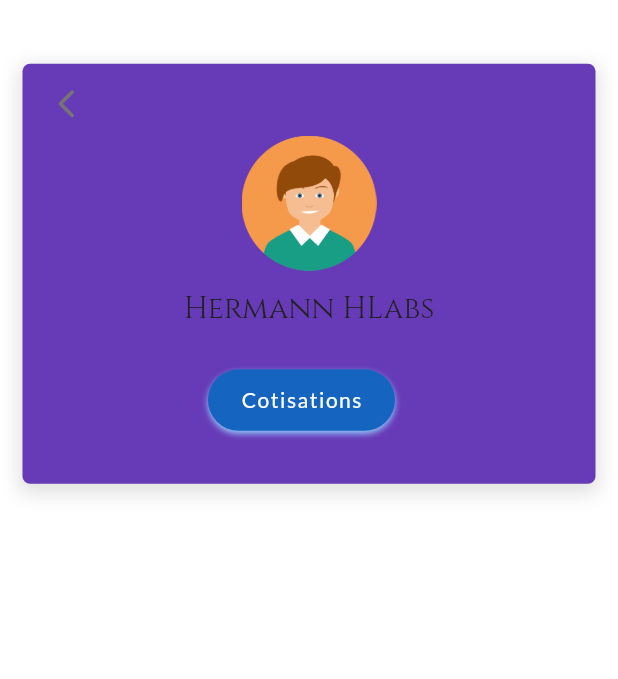
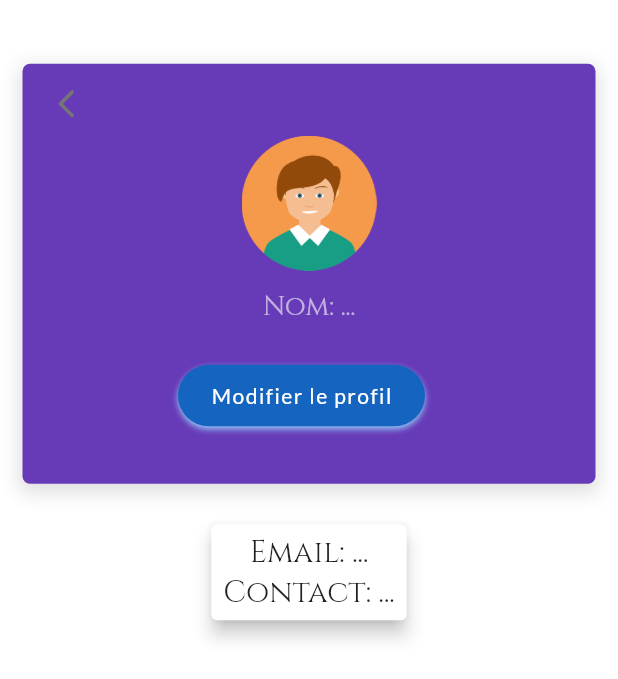
Before and after one commit to hlabsdev/financepro, a Flutter app: the Profile screen opened directly, on a phone screen of 412 x 824 dp. Shown: the top 679 px of the screen. Run offline on Flutter 3.47's test engine with Material 2 defaults, Android fonts, the phone set to English and light mode, and no system bars; our stand-ins replace flushbar, google_fonts, shared_preferences; missing offline and left inert: circle_list, ussd; accounts and stored records are empty.

Commit message:
Profil touch

```diff
--- a/lib/profile.dart
+++ b/lib/profile.dart
@@ -10,23 +10,24 @@ class Profile extends StatefulWidget {
 }
 
 class _ProfileState extends State<Profile> {
-//   var userData;
-//   SharedPreferences localStorage;
+  var userData;
+  // SharedPreferences localStorage = await SharedPreferences.getInstance();
 
-//   @override
-//   void initState() {
-//     _getUserInfo();
-//     super.initState();
-//   }
+  @override
+  void initState() {
+    _getUserInfo();
+    super.initState();
+  }
 
-//   Future<void> _getUserInfo() async {
-//     var userJson = localStorage.getString("user");
-//     var user = json.decode(userJson);
+  Future<void> _getUserInfo() async {
+    SharedPreferences localStorage = await SharedPreferences.getInstance();
+    var userJson = localStorage.getString("client");
+    var user = json.decode(userJson);
 
-//     setState(() {
-//       userData = user;
-//     });
-//   }
+    setState(() {
+      userData = user;
+    });
+  }
 
   @override
   Widget build(BuildContext context) {
@@ -97,10 +98,12 @@ class _ProfileState extends State<Profile> {
                         height: MediaQuery.of(context).size.height / 70,
                       ),
                       Text(
-                        'Hermann HLabs',
+                        userData != null
+                            ? 'Nom: ${userData["fname"]} ${userData["lname"]}'
+                            : 'Nom: ...',
                         style: GoogleFonts.cinzel(
-                            color: Colors.grey[900],
-                            fontSize: 20,
+                            color: Colors.white60,
+                            fontSize: 18,
                             fontWeight: FontWeight.normal),
                       ),
                       SizedBox(
@@ -138,7 +141,7 @@ class _ProfileState extends State<Profile> {
                                   padding: const EdgeInsets.only(
                                       left: 22, right: 22, top: 12, bottom: 12),
                                   child: Text(
-                                    'Cotisations',
+                                    'Modifier le profil',
                                     style: GoogleFonts.lato(
                                         color: Colors.white,
                                         letterSpacing: 1,
@@ -155,7 +158,33 @@ class _ProfileState extends State<Profile> {
                     ],
                   ))),
             ),
-            SizedBox(height: 20),
+            SizedBox(height: 8),
+            Card(
+              elevation: 5,
+              // margin: EdgeInsets.only(top: 8, bottom: 8),
+              child: Padding(
+                padding: const EdgeInsets.only(
+                    left: 8.0, right: 8, top: 5, bottom: 5),
+                child: Column(
+                  children: [
+                    Text(
+                      userData != null
+                          ? 'Email: ${userData["email"]}'
+                          : 'Email: ...',
+                      style: GoogleFonts.cinzel(
+                          fontSize: 20, fontWeight: FontWeight.normal),
+                    ),
+                    Text(
+                      userData != null
+                          ? 'Contact: ${userData["phone"]}'
+                          : 'Contact: ...',
+                      style: GoogleFonts.cinzel(
+                          fontSize: 20, fontWeight: FontWeight.normal),
+                    ),
+                  ],
+                ),
+              ),
+            ),
           ],
         ),
       ),
```
Also changed, not shown: lib/mainpage.dart (+6 -5 lines), lib/menu-pages/demande-credit.dart (added, +33 -0 lines).
